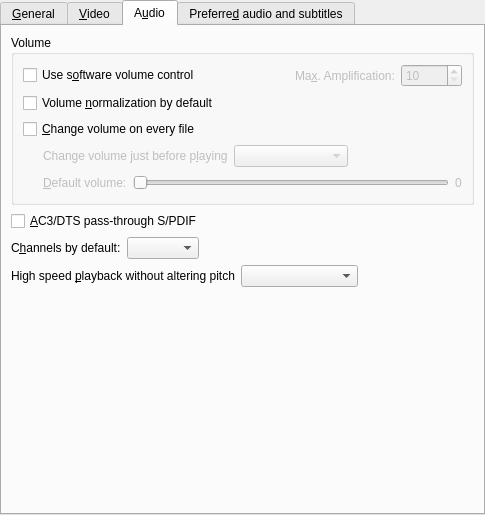
Before: the Qt Designer form src/prefgeneral.ui in wilbert2000/wzplayer, drawn with Qt 5.
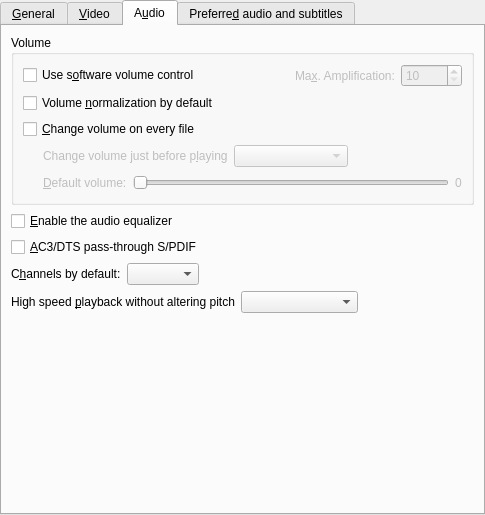
After: the same form once the commit is applied. The open tabs and pages were chosen to show the change. Custom widgets are drawn as their Qt base class.

Commit message: Added a new option in Preferences->General->Audio: "Enable the audio equalizer". If this option is checked, the mplayer equalizer filter will be used and the menu option Audio->Equalizer will be enabled.

```diff
--- a/src/prefgeneral.ui
+++ b/src/prefgeneral.ui
@@ -644,6 +644,13 @@
          </layout>
         </widget>
        </item>
+       <item>
+        <widget class="QCheckBox" name="audio_equalizer_check" >
+         <property name="text" >
+          <string>&amp;Enable the audio equalizer</string>
+         </property>
+        </widget>
+       </item>
        <item>
         <widget class="QCheckBox" name="hwac3_check" >
          <property name="text" >
@@ -973,11 +980,6 @@
   </layout>
  </widget>
  <customwidgets>
-  <customwidget>
-   <class>FileChooser</class>
-   <extends>QLineEdit</extends>
-   <header>filechooser.h</header>
-  </customwidget>
   <customwidget>
    <class>TristateCombo</class>
    <extends>QComboBox</extends>
@@ -988,6 +990,11 @@
    <extends>QComboBox</extends>
    <header>mycombobox.h</header>
   </customwidget>
+  <customwidget>
+   <class>FileChooser</class>
+   <extends>QLineEdit</extends>
+   <header>filechooser.h</header>
+  </customwidget>
  </customwidgets>
  <tabstops>
   <tabstop>general_tab</tabstop>
```
The commit also changes 4 other files.
